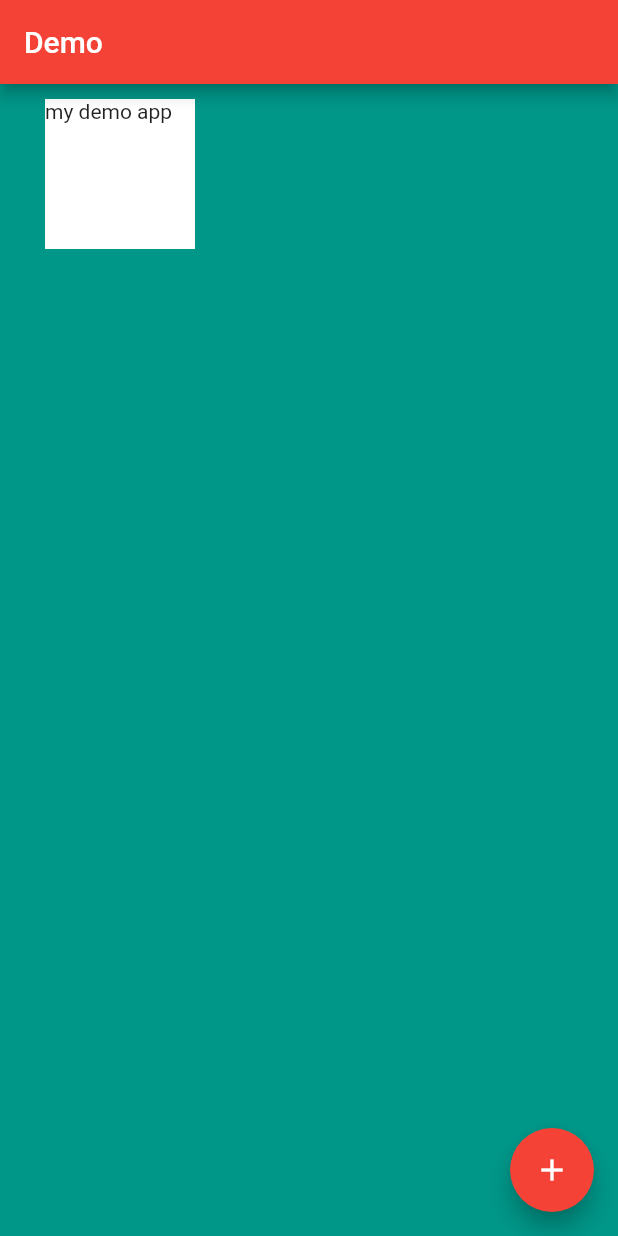
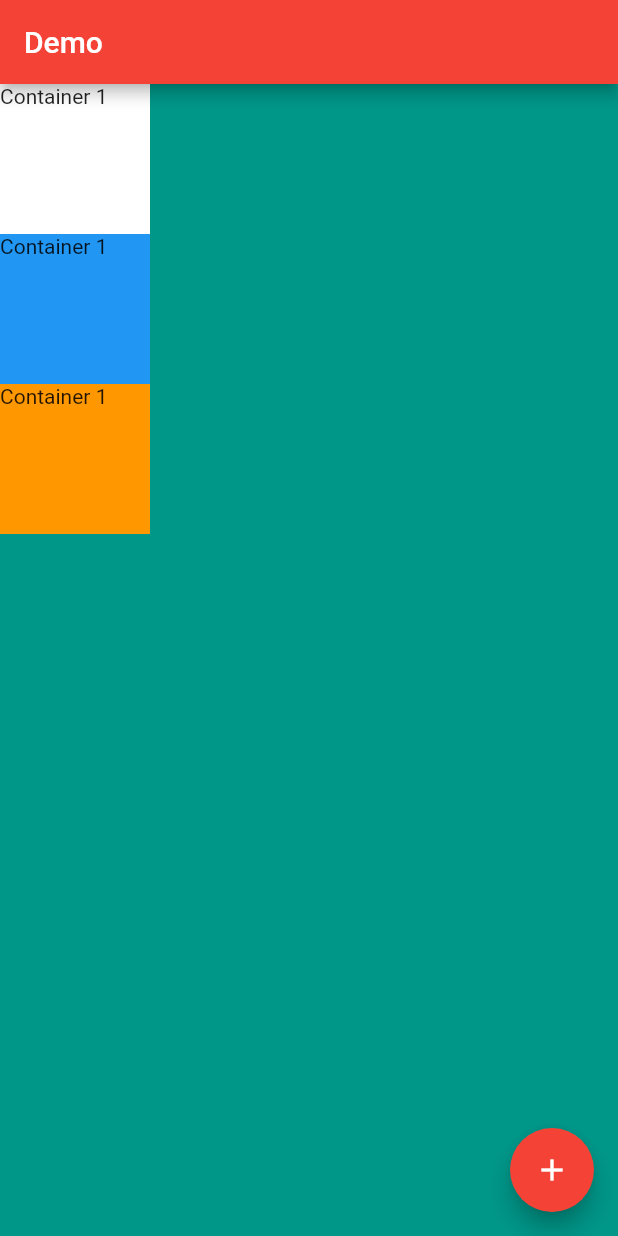
Before and after one commit to Oben-Desmond/Flutter-App, a Flutter app: the screen it shows after launch, on a phone screen of 412 x 824 dp. Run offline on Flutter 3.47's test engine with Material 2 defaults, Android fonts, the phone set to English and light mode, and no system bars.

Commit message:
using columns and rows

```diff
--- a/lib/main.dart
+++ b/lib/main.dart
@@ -18,14 +18,26 @@ class MyApp extends StatelessWidget {
           backgroundColor: Colors.red,
         ),
         body: SafeArea(
-          child: Container(
+            child: Column(children: [
+          Container(
+              height: 100,
+              width: 100,
+              color: Colors.white,
+              child: Text('Container 1')),
+          Container(
             height: 100,
             width: 100,
-            color: Colors.white,
-            margin: EdgeInsets.fromLTRB(30, 10, 30, 4),
-            child: Text(text),
+            color: Colors.blue,
+            child: Text('Container 1'),
           ),
-        ),
+             Container(
+            height: 100,
+            width: 100,
+            color: Colors.orange,
+            child: Text('Container 1'),
+          )
+
+        ])),
         floatingActionButton: FloatingActionButton(
           onPressed: () => {},
           child: Icon(Icons.add),
```
